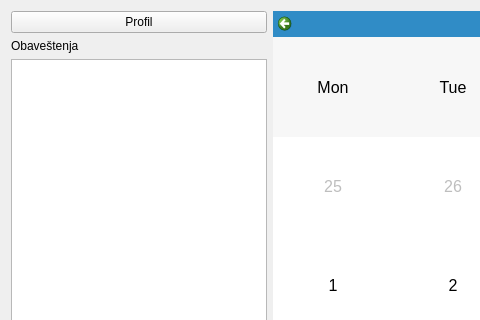
First picture: the form in Planer/MatfPlaner/forms/Calendar.ui, repository stenjo1/MATF_Planner, before the edit; both pictures show x 0 to 480 and y 0 to 320 of the 1123 by 770 pixel window.
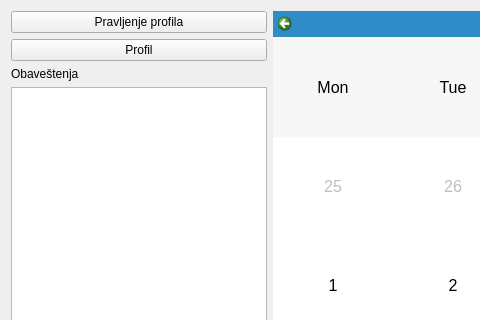
Second picture: the form after the edit.

Diff of the .ui file:
```diff
--- a/Planer/MatfPlaner/forms/Calendar.ui
+++ b/Planer/MatfPlaner/forms/Calendar.ui
@@ -22,6 +22,13 @@
   <layout class="QHBoxLayout" name="horizontalLayout">
    <item>
     <layout class="QVBoxLayout" name="verticalLayout_2">
+     <item>
+      <widget class="QPushButton" name="pbLogin">
+       <property name="text">
+        <string>Pravljenje profila</string>
+       </property>
+      </widget>
+     </item>
      <item>
       <widget class="QPushButton" name="pbProfile">
        <property name="text">
```
